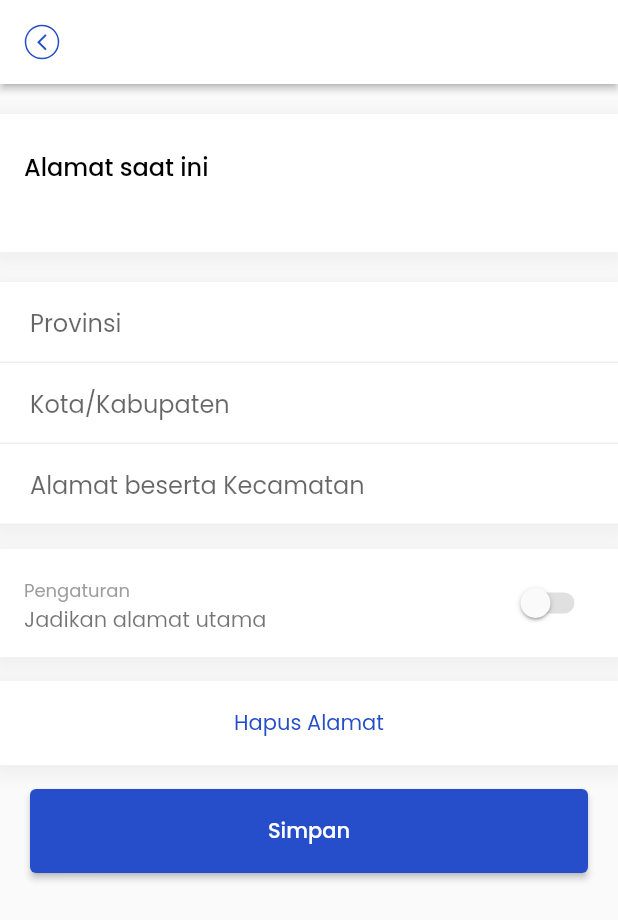
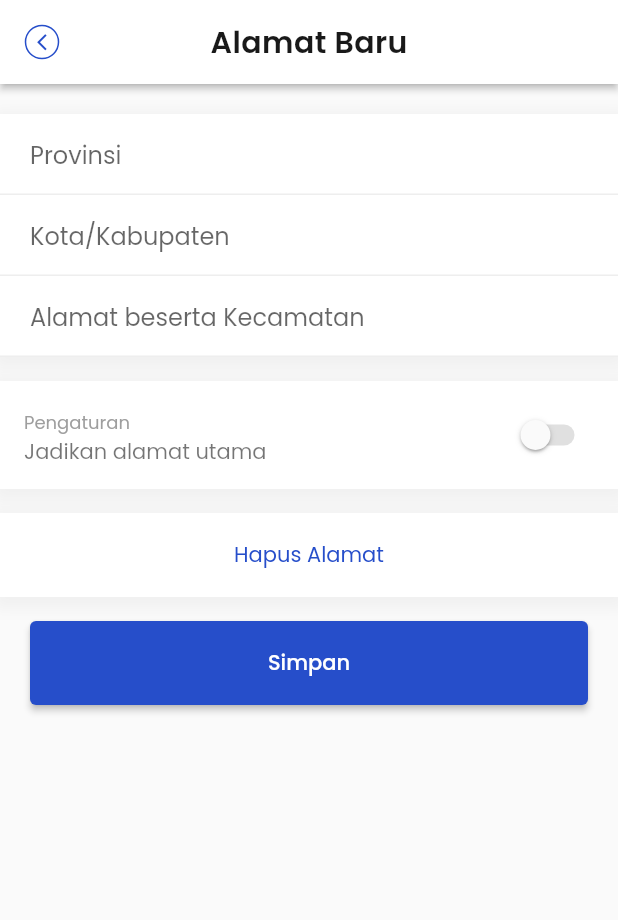
Before and after one commit to Kelompok-17-Capstone/mobile_flutter, a Flutter app: the SettingAddressFormView screen opened directly with empty values, on a phone screen of 412 x 824 dp. Shown: the top 920 px of the screen. Run offline on Flutter 3.47's test engine with Material 2 defaults, Android fonts, the phone set to English and light mode, and no system bars; our stand-ins replace barcode_widget, file_picker, flutter_dotenv, shared_preferences; accounts and stored records are empty.

Commit message:
adding address form page to routes

```diff
--- /dev/null
+++ b/lib/arguments/setting_address_form_view_argument.dart
@@ -0,0 +1,8 @@
+import 'package:mobile_flutter/models/user_model.dart';
+
+class SettingAddressFormViewArgument {
+  final bool isEditAddress;
+  final UserAddress address;
+
+  const SettingAddressFormViewArgument({required this.isEditAddress, required this.address});
+}
--- a/lib/views/dashboard/user_setting/setting_address_form_view.dart
+++ b/lib/views/dashboard/user_setting/setting_address_form_view.dart
@@ -4,9 +4,9 @@ import 'package:mobile_flutter/shared/buttons.dart';
 import 'package:mobile_flutter/shared/custom_appbar.dart';
 
 class SettingAddressFormView extends StatefulWidget {
-  final String title;
+  final bool isEditAddress;
   final UserAddress address;
-  const SettingAddressFormView({super.key, required this.title, required this.address});
+  const SettingAddressFormView({super.key, required this.isEditAddress, required this.address});
 
   @override
   State<SettingAddressFormView> createState() => _SettingAddressFormViewState();
@@ -29,12 +29,14 @@ class _SettingAddressFormViewState extends State<SettingAddressFormView> {
   @override
   Widget build(BuildContext context) {
     return Scaffold(
-      appBar: customAppBar(context, title: widget.title, isBackButton: true),
+      appBar: customAppBar(context, title: widget.isEditAddress ? 'Edit Alamat' : 'Alamat Baru', isBackButton: true),
       body: Form(
         key: formKey,
         child: Column(
           children: [
-            Container(
+            !widget.isEditAddress
+            ? const SizedBox()
+            : Container(
               margin: const EdgeInsets.only(top: 20),
               padding: const EdgeInsets.symmetric(vertical: 10),
               decoration: BoxDecoration(
```
Also changed, not shown: lib/main.dart (+11 -0 lines), lib/views/dashboard/user_setting/setting_address_view.dart (+13 -1 lines).
